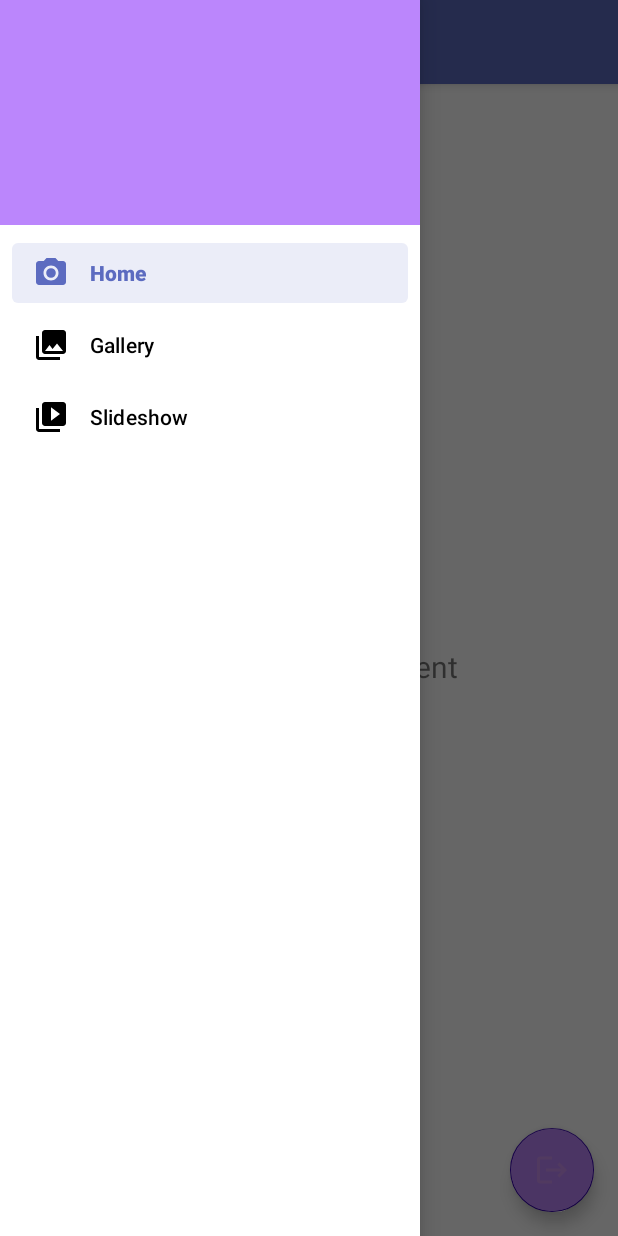
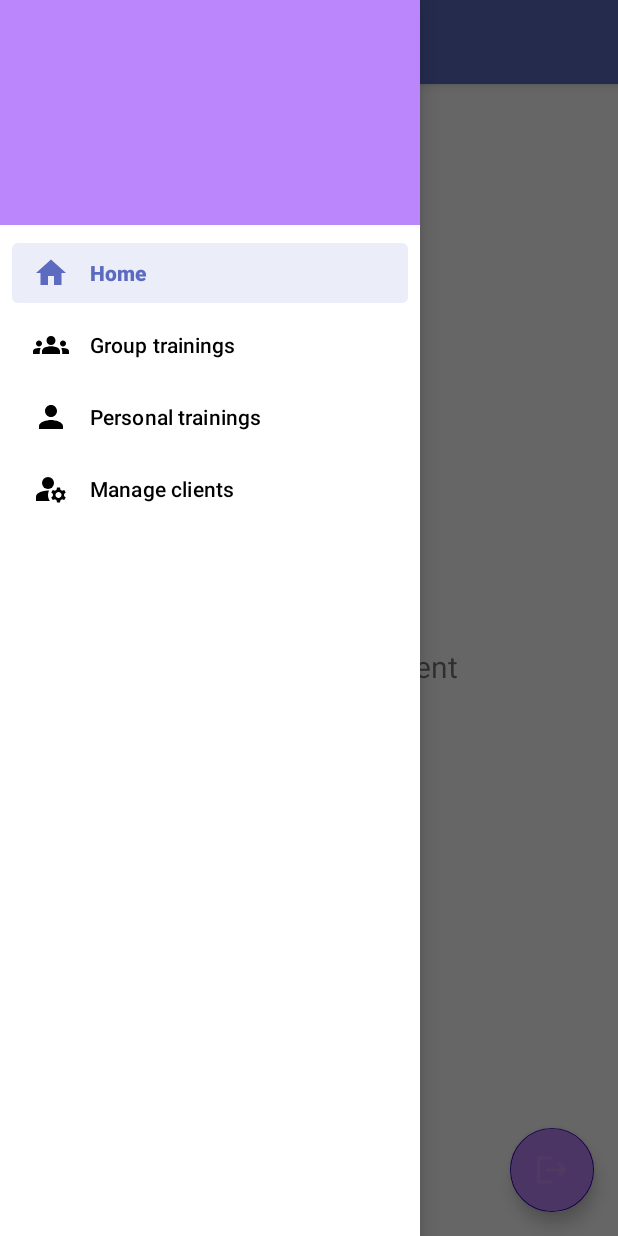
Before and after one commit to Axi20/Project_ShapeShifters, an Android app: the MainActivity screen opened directly, with no data from a screen before it, with the side drawer open, on a phone screen of 412 x 824 dp. Run offline under Robolectric (Android 15) with nearby library versions, the phone set to English and light mode, and no system bars; our stand-ins replace navigation-ui.

Commit message:
Create and edit fragments

```diff
--- a/app/build.gradle
+++ b/app/build.gradle
@@ -43,6 +43,7 @@ dependencies {
     implementation 'androidx.lifecycle:lifecycle-viewmodel-ktx:2.6.1'
     implementation 'androidx.navigation:navigation-fragment:2.6.0'
     implementation 'androidx.navigation:navigation-ui:2.6.0'
+    implementation 'androidx.legacy:legacy-support-v4:1.0.0'
     testImplementation 'junit:junit:4.13.2'
     androidTestImplementation 'androidx.test.ext:junit:1.1.5'
     androidTestImplementation 'androidx.test.espresso:espresso-core:3.5.1'
--- a/app/src/main/java/com/grow/shapeshifters/MainActivity.java
+++ b/app/src/main/java/com/grow/shapeshifters/MainActivity.java
@@ -71,7 +71,7 @@ public class MainActivity extends AppCompatActivity {
         // Passing each menu ID as a set of Ids because each
         // menu should be considered as top level destinations.
         mAppBarConfiguration = new AppBarConfiguration.Builder(
-                R.id.nav_home, R.id.nav_gallery, R.id.nav_slideshow)
+                R.id.nav_home, R.id.nav_group_trainings, R.id.nav_personal_trainings, R.id.nav_manage_clients)
                 .setOpenableLayout(drawer)
                 .build();
         NavController navController = Navigation.findNavController(this, R.id.nav_host_fragment_content_main);
--- /dev/null
+++ b/app/src/main/res/drawable/ic_menu_group_trainings.xml
@@ -0,0 +1,5 @@
+<vector android:height="24dp" android:tint="#000000"
+    android:viewportHeight="24" android:viewportWidth="24"
+    android:width="24dp" xmlns:android="http://schemas.android.com/apk/res/android">
+    <path android:fillColor="@android:color/white" android:pathData="M12,12.75c1.63,0 3.07,0.39 4.24,0.9c1.08,0.48 1.76,1.56 1.76,2.73L18,18H6l0,-1.61c0,-1.18 0.68,-2.26 1.76,-2.73C8.93,13.14 10.37,12.75 12,12.75zM4,13c1.1,0 2,-0.9 2,-2c0,-1.1 -0.9,-2 -2,-2s-2,0.9 -2,2C2,12.1 2.9,13 4,13zM5.13,14.1C4.76,14.04 4.39,14 4,14c-0.99,0 -1.93,0.21 -2.78,0.58C0.48,14.9 0,15.62 0,16.43V18l4.5,0v-1.61C4.5,15.56 4.73,14.78 5.13,14.1zM20,13c1.1,0 2,-0.9 2,-2c0,-1.1 -0.9,-2 -2,-2s-2,0.9 -2,2C18,12.1 18.9,13 20,13zM24,16.43c0,-0.81 -0.48,-1.53 -1.22,-1.85C21.93,14.21 20.99,14 20,14c-0.39,0 -0.76,0.04 -1.13,0.1c0.4,0.68 0.63,1.46 0.63,2.29V18l4.5,0V16.43zM12,6c1.66,0 3,1.34 3,3c0,1.66 -1.34,3 -3,3s-3,-1.34 -3,-3C9,7.34 10.34,6 12,6z"/>
+</vector>
--- /dev/null
+++ b/app/src/main/res/drawable/ic_menu_home.xml
@@ -0,0 +1,5 @@
+<vector android:height="24dp" android:tint="#000000"
+    android:viewportHeight="24" android:viewportWidth="24"
+    android:width="24dp" xmlns:android="http://schemas.android.com/apk/res/android">
+    <path android:fillColor="@android:color/white" android:pathData="M10,20v-6h4v6h5v-8h3L12,3 2,12h3v8z"/>
+</vector>
--- /dev/null
+++ b/app/src/main/res/drawable/ic_menu_manage_clients.xml
@@ -0,0 +1,7 @@
+<vector android:height="24dp" android:tint="#000000"
+    android:viewportHeight="24" android:viewportWidth="24"
+    android:width="24dp" xmlns:android="http://schemas.android.com/apk/res/android">
+    <path android:fillColor="@android:color/white" android:pathData="M10,8m-4,0a4,4 0,1 1,8 0a4,4 0,1 1,-8 0"/>
+    <path android:fillColor="@android:color/white" android:pathData="M10.67,13.02C10.45,13.01 10.23,13 10,13c-2.42,0 -4.68,0.67 -6.61,1.82C2.51,15.34 2,16.32 2,17.35V20h9.26C10.47,18.87 10,17.49 10,16C10,14.93 10.25,13.93 10.67,13.02z"/>
+    <path android:fillColor="@android:color/white" android:pathData="M20.75,16c0,-0.22 -0.03,-0.42 -0.06,-0.63l1.14,-1.01l-1,-1.73l-1.45,0.49c-0.32,-0.27 -0.68,-0.48 -1.08,-0.63L18,11h-2l-0.3,1.49c-0.4,0.15 -0.76,0.36 -1.08,0.63l-1.45,-0.49l-1,1.73l1.14,1.01c-0.03,0.21 -0.06,0.41 -0.06,0.63s0.03,0.42 0.06,0.63l-1.14,1.01l1,1.73l1.45,-0.49c0.32,0.27 0.68,0.48 1.08,0.63L16,21h2l0.3,-1.49c0.4,-0.15 0.76,-0.36 1.08,-0.63l1.45,0.49l1,-1.73l-1.14,-1.01C20.72,16.42 20.75,16.22 20.75,16zM17,18c-1.1,0 -2,-0.9 -2,-2s0.9,-2 2,-2s2,0.9 2,2S18.1,18 17,18z"/>
+</vector>
--- /dev/null
+++ b/app/src/main/res/drawable/ic_menu_personal_trainings.xml
@@ -0,0 +1,5 @@
+<vector android:height="24dp" android:tint="#000000"
+    android:viewportHeight="24" android:viewportWidth="24"
+    android:width="24dp" xmlns:android="http://schemas.android.com/apk/res/android">
+    <path android:fillColor="@android:color/white" android:pathData="M12,12c2.21,0 4,-1.79 4,-4s-1.79,-4 -4,-4 -4,1.79 -4,4 1.79,4 4,4zM12,14c-2.67,0 -8,1.34 -8,4v2h16v-2c0,-2.66 -5.33,-4 -8,-4z"/>
+</vector>
--- a/app/src/main/res/layout/fragment_slideshow.xml
+++ b/app/src/main/res/layout/fragment_group_trainings.xml
@@ -4,10 +4,10 @@
     xmlns:tools="http://schemas.android.com/tools"
     android:layout_width="match_parent"
     android:layout_height="match_parent"
-    tools:context=".ui.slideshow.SlideshowFragment">
+    tools:context=".ui.group_trainings.GroupTrainingsFragment">
 
     <TextView
-        android:id="@+id/text_slideshow"
+        android:id="@+id/text_group_training"
         android:layout_width="match_parent"
         android:layout_height="wrap_content"
         android:layout_marginStart="8dp"
--- a/app/src/main/res/layout/fragment_gallery.xml
+++ b/app/src/main/res/layout/fragment_manage_clients.xml
@@ -4,10 +4,10 @@
     xmlns:tools="http://schemas.android.com/tools"
     android:layout_width="match_parent"
     android:layout_height="match_parent"
-    tools:context=".ui.gallery.GalleryFragment">
+    tools:context=".ui.manage_clients.ManageClientsFragment">
 
     <TextView
-        android:id="@+id/text_gallery"
+        android:id="@+id/text_manage_clients"
         android:layout_width="match_parent"
         android:layout_height="wrap_content"
         android:layout_marginStart="8dp"
@@ -19,4 +19,5 @@
         app:layout_constraintEnd_toEndOf="parent"
         app:layout_constraintStart_toStartOf="parent"
         app:layout_constraintTop_toTopOf="parent" />
+
 </androidx.constraintlayout.widget.ConstraintLayout>
--- a/app/src/main/res/menu/activity_main_drawer.xml
+++ b/app/src/main/res/menu/activity_main_drawer.xml
@@ -6,15 +6,19 @@
     <group android:checkableBehavior="single">
         <item
             android:id="@+id/nav_home"
-            android:icon="@drawable/ic_menu_camera"
+            android:icon="@drawable/ic_menu_home"
             android:title="@string/menu_home" />
         <item
-            android:id="@+id/nav_gallery"
-            android:icon="@drawable/ic_menu_gallery"
-            android:title="@string/menu_gallery" />
+            android:id="@+id/nav_group_trainings"
+            android:icon="@drawable/ic_menu_group_trainings"
+            android:title="@string/menu_group_training" />
         <item
-            android:id="@+id/nav_slideshow"
-            android:icon="@drawable/ic_menu_slideshow"
-            android:title="@string/menu_slideshow" />
+            android:id="@+id/nav_personal_trainings"
+            android:icon="@drawable/ic_menu_personal_trainings"
+            android:title="@string/menu_personal_trainings" />
+        <item
+            android:id="@+id/nav_manage_clients"
+            android:icon="@drawable/ic_menu_manage_clients"
+            android:title="@string/menu_manage_clients" />
     </group>
 </menu>
--- a/app/src/main/res/values/strings.xml
+++ b/app/src/main/res/values/strings.xml
@@ -24,6 +24,9 @@
 
     <string name="your_username">Your username</string>
     <string name="your_email">Your email</string>
+    <string name="menu_group_training">Group trainings</string>
+    <string name="menu_personal_trainings">Personal trainings</string>
+    <string name="menu_manage_clients">Manage clients</string>
 
 
 </resources>
```
Also changed, not shown: app/src/main/java/com/grow/shapeshifters/ui/gallery/GalleryFragment.java (deleted, +0 -37 lines), app/src/main/java/com/grow/shapeshifters/ui/group_trainings/GroupTrainingsFragment.java (added, +37 -0 lines), app/src/main/java/com/grow/shapeshifters/ui/group_trainings/GroupTrainingsViewModel.java (renamed from app/src/main/java/com/grow/shapeshifters/ui/gallery/GalleryViewModel.java, +4 -4 lines), app/src/main/java/com/grow/shapeshifters/ui/manage_clients/ManageClientsFragment.java (added, +38 -0 lines), app/src/main/java/com/grow/shapeshifters/ui/manage_clients/ManageClientsViewModel.java (renamed from app/src/main/java/com/grow/shapeshifters/ui/slideshow/SlideshowViewModel.java, +4 -4 lines), app/src/main/java/com/grow/shapeshifters/ui/personal_trainings/PersonalTrainingsFragment.java (added, +37 -0 lines), app/src/main/java/com/grow/shapeshifters/ui/personal_trainings/PersonalTrainingsViewModel.java (added, +19 -0 lines), app/src/main/java/com/grow/shapeshifters/ui/slideshow/SlideshowFragment.java (deleted, +0 -37 lines), app/src/main/res/layout/fragment_personal_trainings.xml (added, +22 -0 lines), app/src/main/res/navigation/mobile_navigation.xml (+14 -8 lines).
